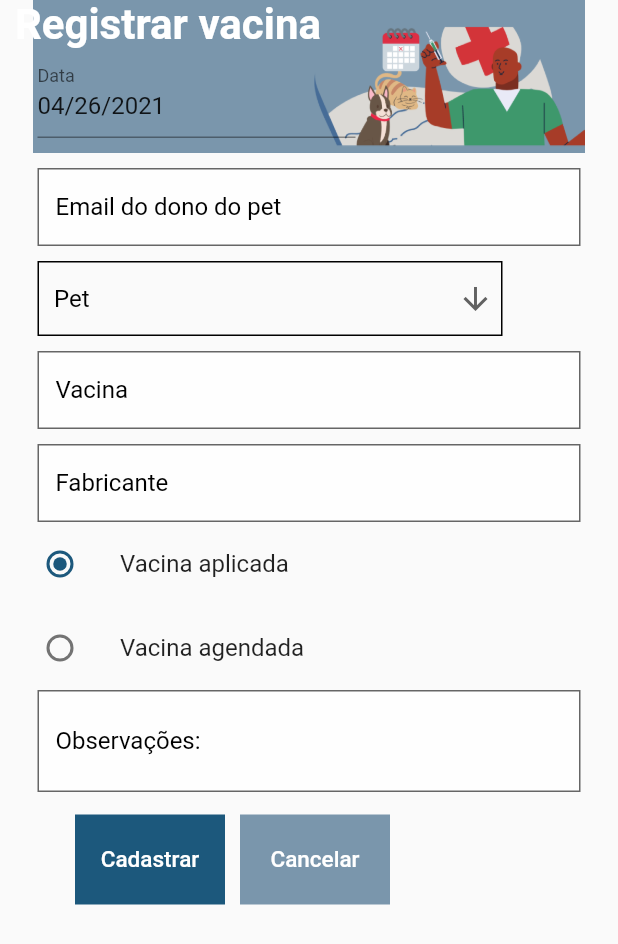
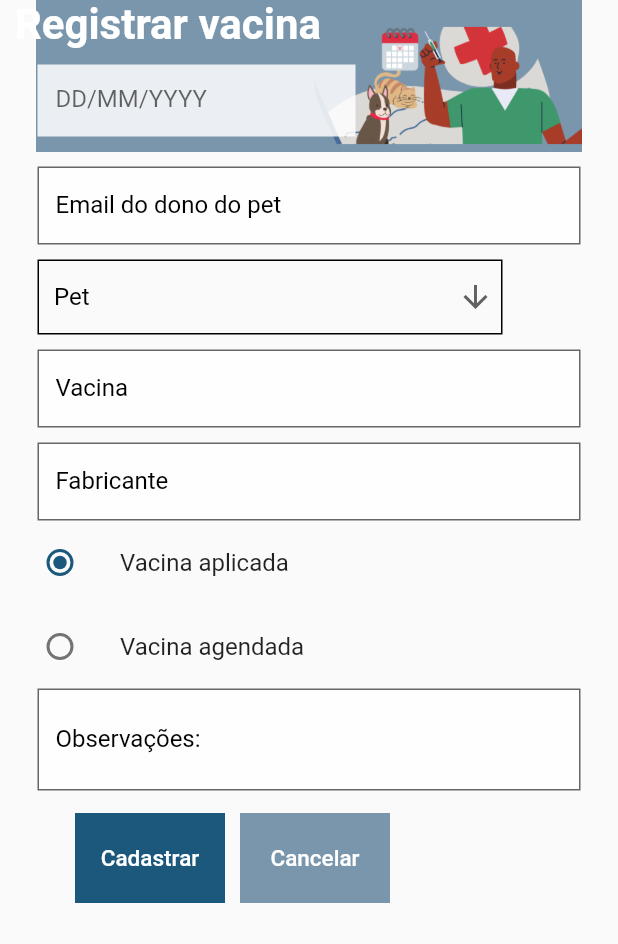
Before and after one commit to Mariana-Helena/C317-Conecte-Pet-App, a Flutter app: the VacinasRegistroPage screen opened directly, on a phone screen of 412 x 824 dp. Shown: the top 944 px of the screen. Run offline on Flutter 3.47's test engine with Material 2 defaults, Android fonts, the phone set to English and light mode, and no system bars.

Commit message:
getting data from form

```diff
--- a/lib/vacinasRegistro.dart
+++ b/lib/vacinasRegistro.dart
@@ -1,6 +1,72 @@
 import 'package:flutter/material.dart';
 import 'menu.dart';
 import 'vacinas.dart'; //para testar
+import 'package:http/http.dart' as http;
+import 'dart:convert';
+import 'dart:developer';
+
+Future<Vacina> createVacina(
+    data, pet_id, vacina, fabricante, numero, observacao) async {
+  log('data: $data');
+  log('pet_id: $pet_id');
+  log('vacina: $vacina');
+  log('fabricante: $fabricante');
+  String tipo;
+  if (numero == 1)
+    tipo = 'aplicada';
+  else
+    tipo = 'agendada';
+  log('tipo: $tipo');
+  log('observacao: $observacao');
+  final response = await http.post(
+    Uri.parse('/vacinas'),
+    headers: <String, String>{
+      'Content-Type': 'application/json; charset=UTF-8',
+    },
+    body: jsonEncode(<String, String>{
+      'data': data,
+      'pet_id': pet_id,
+      'vacina': vacina,
+      'fabricante': fabricante,
+      'tipo': tipo,
+      'observacao': observacao
+    }),
+  );
+
+  if (response.statusCode == 201) {
+    return Vacina.fromJson(jsonDecode(response.body));
+  } else {
+    throw Exception('Failed to register vaccine.');
+  }
+}
+
+class Vacina {
+  final data;
+  final String pet_id;
+  final String vacina;
+  final String fabricante;
+  final String tipo;
+  final String observacao;
+
+  Vacina(
+      {this.data,
+      this.pet_id,
+      this.vacina,
+      this.fabricante,
+      this.tipo,
+      this.observacao});
+
+  factory Vacina.fromJson(Map<String, dynamic> json) {
+    return Vacina(
+      data: json['data'],
+      pet_id: json['pet_id'],
+      vacina: json['vacina'],
+      fabricante: json['fabricante'],
+      tipo: json['tipo'],
+      observacao: json['observacao'],
+    );
+  }
+}
 
 class VacinasRegistro extends StatelessWidget {
   @override
@@ -21,6 +87,24 @@ class VacinasRegistroPageState extends State<VacinasRegistroPage> {
   int option = 1;
   String selectedPet;
   DateTime selectedDate;
+
+  final dataController = TextEditingController();
+  final emailController = TextEditingController();
+  final vacinaController = TextEditingController();
+  final fabricanteController = TextEditingController();
+  final observacaoController = TextEditingController();
+  Future<Vacina> _futureVacina;
+  @override
+  void dispose() {
+    // Clean up the controller when the widget is disposed.
+    dataController.dispose();
+    emailController.dispose();
+    vacinaController.dispose();
+    fabricanteController.dispose();
+    observacaoController.dispose();
+    super.dispose();
+  }
+
   @override
   Widget build(BuildContext context) {
     return Scaffold(
@@ -37,34 +121,37 @@ class VacinasRegistroPageState extends State<VacinasRegistroPage> {
                 ),
                 child: Column(
                   children: [
-                    Row(
-                      children:[
-                SizedBox(
-                width: 10,
-                ),
+                    Row(children: [
+                      SizedBox(
+                        width: 10,
+                      ),
                       Text('Registrar vacina',
                           style: TextStyle(
                               color: Colors.white,
                               fontSize: 28,
                               fontWeight: FontWeight.bold)),
-
-            ]),
-
+                    ]),
                     Padding(
                       //padding: const EdgeInsets.only(left:15.0,right: 15.0,top:0,bottom: 0),
                       padding: const EdgeInsets.only(
-                          left: 25, right: 175, top: 0, bottom: 0),
-                      child: InputDatePickerFormField(
-                        firstDate: new DateTime.utc(1970, 0, 0),
-                        lastDate: new DateTime.utc(2100, 0, 0),
-                        initialDate: new DateTime.now(),
-                        fieldHintText: 'mm/dd/yyyy',
-                        fieldLabelText: 'Data',
-                        onDateSaved: (value) {
-                          setState(() {
-                            selectedDate = value;
-                          });
-                        },
+                          left: 25, right: 175, top: 10, bottom: 0),
+                      child: TextField(
+                        controller: dataController,
+                        style: TextStyle(
+                          height: 0.75,
+                        ),
+                        decoration: InputDecoration(
+                            border: InputBorder.none,
+                            focusedBorder: InputBorder.none,
+                            enabledBorder: InputBorder.none,
+                            errorBorder: InputBorder.none,
+                            disabledBorder: InputBorder.none,
+                            fillColor: Color.fromRGBO(255, 255, 255, 0.85),
+                            filled: true,
+                            hintText: 'DD/MM/YYYY',
+                            labelStyle: TextStyle(
+                              color: Colors.black,
+                            )),
                       ),
                     ),
                     SizedBox(
@@ -78,6 +165,7 @@ class VacinasRegistroPageState extends State<VacinasRegistroPage> {
                 padding: const EdgeInsets.only(
                     left: 25, right: 25, top: 10, bottom: 0),
                 child: TextField(
+                  controller: emailController,
                   style: TextStyle(
                     height: 0.75,
                   ),
@@ -139,6 +227,7 @@ class VacinasRegistroPageState extends State<VacinasRegistroPage> {
                 padding: const EdgeInsets.only(
                     left: 25, right: 25, top: 10, bottom: 0),
                 child: TextField(
+                  controller: vacinaController,
                   style: TextStyle(
                     height: 0.75,
                   ),
@@ -159,6 +248,7 @@ class VacinasRegistroPageState extends State<VacinasRegistroPage> {
                 padding: const EdgeInsets.only(
                     left: 25, right: 25, top: 10, bottom: 0),
                 child: TextField(
+                  controller: fabricanteController,
                   style: TextStyle(
                     height: 0.75,
                   ),
@@ -209,6 +299,7 @@ class VacinasRegistroPageState extends State<VacinasRegistroPage> {
                 padding: const EdgeInsets.only(
                     left: 25, right: 25, top: 0, bottom: 0),
                 child: TextField(
+                  controller: observacaoController,
                   minLines: 1,
                   maxLines: 6,
                   keyboardType: TextInputType.multiline,
@@ -242,8 +333,15 @@ class VacinasRegistroPageState extends State<VacinasRegistroPage> {
                   child: FlatButton(
                     disabledColor: Color.fromRGBO(238, 238, 238, 1),
                     onPressed: () {
-                      Navigator.push(context,
-                          MaterialPageRoute(builder: (_) => VacinasPet()));
+                      setState(() {
+                        _futureVacina = createVacina(
+                            dataController.text,
+                            selectedPet,
+                            vacinaController.text,
+                            fabricanteController.text,
+                            option,
+                            observacaoController.text);
+                      });
                     },
                     child: Text(
                       'Cadastrar',
--- a/pubspec.yaml
+++ b/pubspec.yaml
@@ -29,6 +29,7 @@ dependencies:
   # Use with the CupertinoIcons class for iOS style icons.
   cupertino_icons: ^1.0.2
   get: ^4.1.4
+  http: ^0.13.1
 
 dev_dependencies:
   flutter_test:
```
Also changed, not shown: pubspec.lock, 1 other file.
